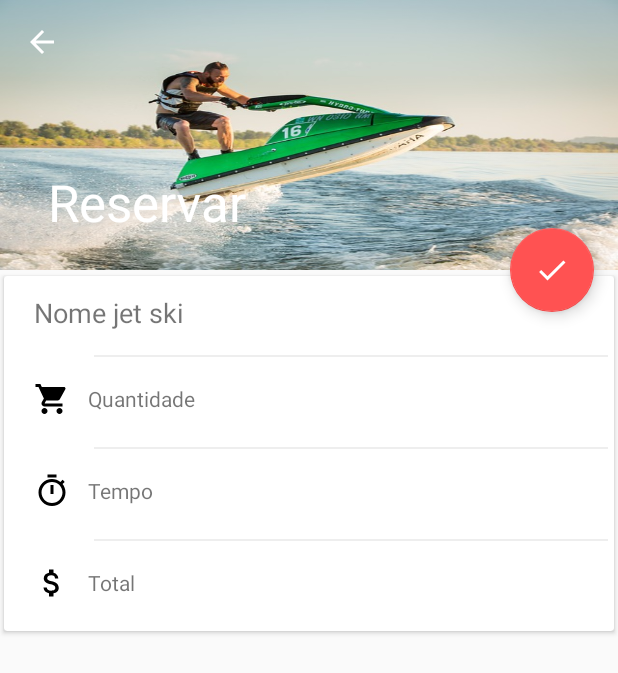
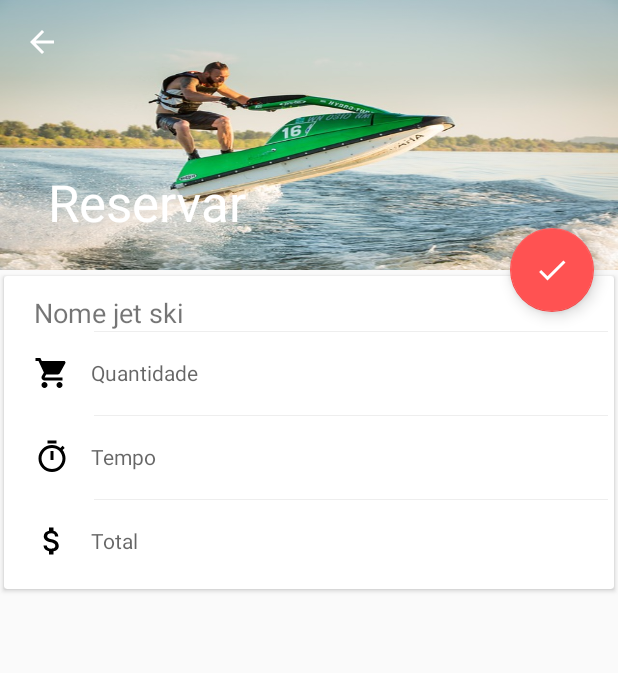
Before and after one commit to ifam-pds/saf, an Android app: the ReservaActivity screen opened directly, with no data from a screen before it, on a phone screen of 412 x 824 dp. Shown: the top 673 px of the screen. Run offline under Robolectric (Android 15) with nearby library versions, the phone set to English and light mode, and no system bars; our stand-ins replace ButterKnife.

Commit message:
custom view edittext + drawable

```diff
--- /dev/null
+++ b/app/src/main/java/br/edu/ifam/saf/view/FieldView.java
@@ -0,0 +1,84 @@
+package br.edu.ifam.saf.view;
+
+import android.content.Context;
+import android.content.res.TypedArray;
+import android.graphics.drawable.Drawable;
+import android.util.AttributeSet;
+import android.view.Gravity;
+import android.view.LayoutInflater;
+import android.view.inputmethod.EditorInfo;
+import android.widget.EditText;
+import android.widget.ImageView;
+import android.widget.LinearLayout;
+
+import br.edu.ifam.saf.R;
+
+public class FieldView extends LinearLayout {
+
+    private EditText editText;
+
+    public FieldView(Context context, AttributeSet attrs) {
+        super(context, attrs);
+
+        TypedArray a = context.obtainStyledAttributes(attrs,
+                R.styleable.FieldView, 0, 0);
+
+        String hintText = a.getString(R.styleable.FieldView_hint);
+        int inputType = a.getInteger(R.styleable.FieldView_inputType, EditorInfo.TYPE_TEXT_VARIATION_NORMAL);
+        Drawable iconDrawable = a.getDrawable(R.styleable.FieldView_icon);
+        Boolean border = a.getBoolean(R.styleable.FieldView_border, true);
+
+        a.recycle();
+
+        setOrientation(LinearLayout.HORIZONTAL);
+        setGravity(Gravity.CENTER_VERTICAL);
+
+        LayoutInflater inflater = (LayoutInflater) context
+                .getSystemService(Context.LAYOUT_INFLATER_SERVICE);
+        inflater.inflate(R.layout.field_view, this, true);
+
+        if (border) {
+            setBackgroundResource(R.drawable.field_view_background);
+        }
+        int pad = context.getResources().getDimensionPixelSize(R.dimen.field_padding);
+
+        setPadding(pad, pad, pad, pad);
+
+        ImageView icon = (ImageView) getChildAt(0);
+        icon.setImageDrawable(iconDrawable);
+
+        editText = (EditText) getChildAt(1);
+
+        int baseFormat;
+
+        switch (inputType) {
+            case EditorInfo.TYPE_DATETIME_VARIATION_DATE:
+                baseFormat = EditorInfo.TYPE_CLASS_DATETIME;
+                break;
+            case EditorInfo.TYPE_NUMBER_VARIATION_NORMAL:
+                baseFormat = EditorInfo.TYPE_CLASS_NUMBER;
+                break;
+            default:
+                baseFormat = EditorInfo.TYPE_CLASS_TEXT;
+        }
+
+        editText.setInputType(baseFormat | inputType);
+
+        editText.setHint(hintText);
+
+
+    }
+
+    public FieldView(Context context) {
+        this(context, null);
+    }
+
+    public void setText(String text) {
+        editText.setText(text);
+    }
+
+    public String getText() {
+        return editText.getText().toString();
+    }
+
+}
--- /dev/null
+++ b/app/src/main/res/drawable/field_view_background.xml
@@ -0,0 +1,9 @@
+<?xml version="1.0" encoding="utf-8"?>
+<layer-list xmlns:android="http://schemas.android.com/apk/res/android">
+    <item android:left="56dp">
+        <color android:color="#eee" />
+    </item>
+    <item android:top="1dp">
+        <color android:color="#fff" />
+    </item>
+</layer-list>
--- a/app/src/main/res/layout/content_reserva.xml
+++ b/app/src/main/res/layout/content_reserva.xml
@@ -35,90 +35,24 @@
                     android:textSize="18sp" />
             </RelativeLayout>
 
-            <View
-                android:layout_width="match_parent"
-                android:layout_height="1dp"
-                android:layout_marginStart="56dp"
-                android:layout_marginTop="16dp"
-                android:background="#eeeeee" />
 
-
-            <LinearLayout
+            <br.edu.ifam.saf.view.FieldView
                 android:layout_width="match_parent"
                 android:layout_height="wrap_content"
-                android:gravity="center_vertical"
-                android:padding="8dp">
+                app:hint="Quantidade"
+                app:icon="@drawable/ic_shopping_cart_black_24dp" />
 
-                <ImageView
-                    android:layout_width="40dp"
-                    android:layout_height="wrap_content"
-                    android:contentDescription="icon"
-                    android:padding="8dp"
-                    android:src="@drawable/ic_shopping_cart_black_24dp" />
-
-                <TextView
-                    android:layout_width="wrap_content"
-                    android:layout_height="wrap_content"
-                    android:layout_marginStart="4dp"
-                    android:text="Quantidade" />
-
-            </LinearLayout>
-
-            <View
-                android:layout_width="match_parent"
-                android:layout_height="1dp"
-                android:layout_marginStart="56dp"
-                android:layout_marginTop="4dp"
-                android:background="#eeeeee" />
-
-            <LinearLayout
+            <br.edu.ifam.saf.view.FieldView
                 android:layout_width="match_parent"
                 android:layout_height="wrap_content"
-                android:gravity="center_vertical"
-                android:padding="8dp">
+                app:hint="Tempo"
+                app:icon="@drawable/ic_timer_black_24dp" />
 
-                <ImageView
-                    android:layout_width="wrap_content"
-                    android:layout_height="wrap_content"
-                    android:contentDescription="icon"
-                    android:padding="8dp"
-                    android:src="@drawable/ic_timer_black_24dp" />
-
-                <TextView
-                    android:layout_width="wrap_content"
-                    android:layout_height="wrap_content"
-                    android:layout_marginLeft="4dp"
-                    android:text="Tempo" />
-
-            </LinearLayout>
-
-            <View
-                android:layout_width="match_parent"
-                android:layout_height="1dp"
-                android:layout_marginStart="56dp"
-                android:layout_marginTop="4dp"
-                android:background="#eeeeee" />
-
-            <LinearLayout
+            <br.edu.ifam.saf.view.FieldView
                 android:layout_width="match_parent"
                 android:layout_height="wrap_content"
-                android:gravity="center_vertical"
-                android:padding="8dp">
-
-                <ImageView
-                    android:layout_width="wrap_content"
-                    android:layout_height="wrap_content"
-                    android:contentDescription="icon"
-                    android:padding="8dp"
-                    android:src="@drawable/ic_attach_money_black_24dp" />
-
-                <TextView
-                    android:layout_width="wrap_content"
-                    android:layout_height="wrap_content"
-                    android:layout_marginLeft="4dp"
-                    android:text="Total" />
-
-            </LinearLayout>
+                app:hint="Total"
+                app:icon="@drawable/ic_attach_money_black_24dp" />
 
         </LinearLayout>
 
--- /dev/null
+++ b/app/src/main/res/layout/field_view.xml
@@ -0,0 +1,22 @@
+<?xml version="1.0" encoding="utf-8"?>
+<merge xmlns:android="http://schemas.android.com/apk/res/android"
+    xmlns:tools="http://schemas.android.com/tools">
+
+    <ImageView
+        android:layout_width="40dp"
+        android:layout_height="wrap_content"
+        android:padding="8dp"
+        android:src="@drawable/ic_person_black_24dp"
+        tools:ignore="ContentDescription" />
+
+    <EditText
+        android:textSize="14sp"
+        android:layout_width="0dp"
+        android:layout_height="match_parent"
+        android:layout_marginStart="6dp"
+        android:layout_weight="1"
+        android:background="@android:color/transparent"
+        android:hint="Hint"
+        android:maxLines="1"
+        tools:ignore="HardcodedText" />
+</merge>
--- /dev/null
+++ b/app/src/main/res/values/attrs.xml
@@ -0,0 +1,19 @@
+<?xml version="1.0" encoding="utf-8"?>
+<resources>
+    <declare-styleable name="FieldView">
+        <attr name="hint" format="string" localization="suggested" />
+        <attr name="icon" format="reference" />
+        <attr name="border" format="boolean" />
+        <attr name="inputType" format="integer">
+            <flag name="text" value="0x00000001" />
+            <!--TYPE_TEXT_VARIATION_PASSWORD-->
+            <flag name="password" value="0x00000080" />
+            <!--TYPE_DATETIME_VARIATION_DATE-->
+            <flag name="date" value="0x00000010" />
+            <!--TYPE_CLASS_NUMBER -->
+            <flag name="number" value="0x00000002" />
+            <!--TYPE_TEXT_VARIATION_EMAIL_ADDRESS-->
+            <flag name="email" value="0x00000020" />
+        </attr>
+    </declare-styleable>
+</resources>
--- a/app/src/main/res/values/dimens.xml
+++ b/app/src/main/res/values/dimens.xml
@@ -8,4 +8,8 @@
     <dimen name="fab_margin">16dp</dimen>
     <dimen name="app_bar_height">180dp</dimen>
     <dimen name="text_margin">16dp</dimen>
+    <dimen name="elevation_toolbar">4dp</dimen>
+    <dimen name="keyline_content">72dp</dimen>
+
+    <dimen name="field_padding">8dp</dimen>
 </resources>
```
